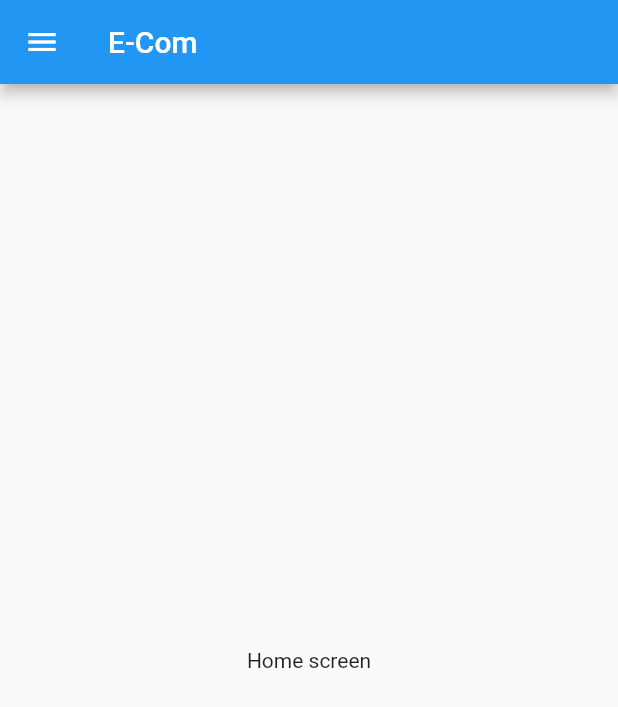
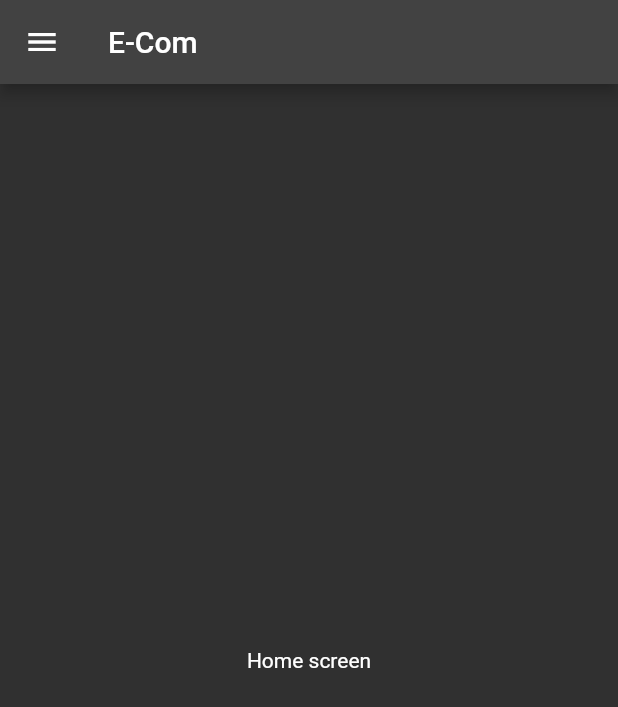
Before and after one commit to ashiq2002/Flutter1, a Flutter app: the screen it shows after launch, on a phone screen of 412 x 824 dp. Shown: the top 707 px of the screen. Run offline on Flutter 3.47's test engine with Material 2 defaults, Android fonts, the phone set to English and light mode, and no system bars.

Commit message:
day1 scaffold

```diff
--- a/e_com/lib/main.dart
+++ b/e_com/lib/main.dart
@@ -13,8 +13,12 @@ class MyApp extends StatelessWidget {
   Widget build(BuildContext context) {
     return MaterialApp(
       title: 'Flutter Demo',
+      themeMode: ThemeMode.dark,
       theme: ThemeData(
         primarySwatch: Colors.blue,
+      ),
+      darkTheme: ThemeData(
+        brightness: Brightness.dark
       ),
       home: const HomeScreen(),
     );
```
